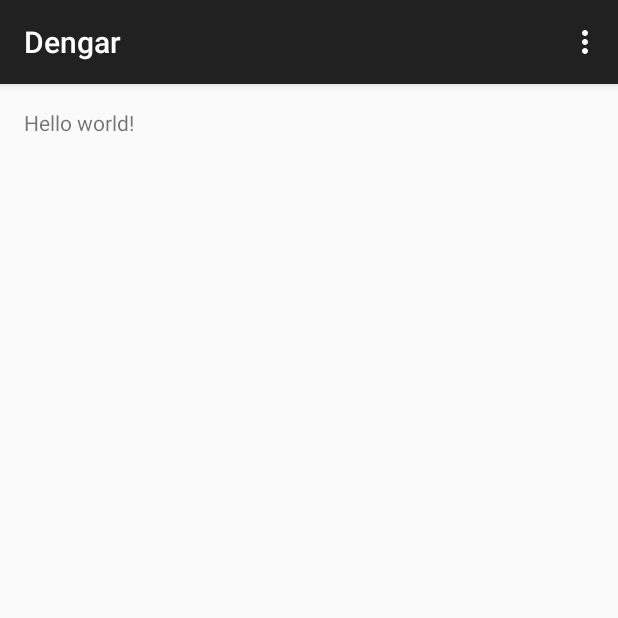
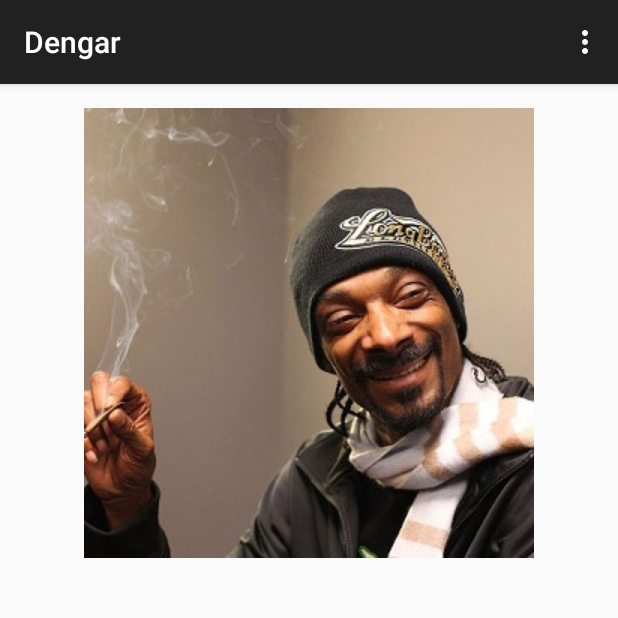
Before and after one commit to hughrawlinson/Dengar, an Android app: the screen it shows after launch (MainActivity), on a phone screen of 412 x 824 dp, the top half of it. Run offline under Robolectric (Android 15) with nearby library versions, the light colour scheme and no system bars.

Commit message:
added snoopdog

```diff
--- a/app/src/main/java/me/hughrawlinson/dengar/MainActivity.java
+++ b/app/src/main/java/me/hughrawlinson/dengar/MainActivity.java
@@ -2,18 +2,23 @@ package me.hughrawlinson.dengar;
 
 import android.support.v7.app.ActionBarActivity;
 import android.os.Bundle;
+import android.util.Log;
+import android.view.View;
 import android.view.Menu;
 import android.view.MenuItem;
+import android.media.MediaPlayer;
 
 
 public class MainActivity extends ActionBarActivity {
+    private static final String TAG = "MyActivity";
+    MediaPlayer mediaPlayer;
 
     @Override
     protected void onCreate(Bundle savedInstanceState) {
         super.onCreate(savedInstanceState);
         setContentView(R.layout.activity_main);
+        this.mediaPlayer = MediaPlayer.create(getApplicationContext(), R.raw.swed);
     }
-
 
     @Override
     public boolean onCreateOptionsMenu(Menu menu) {
@@ -36,4 +41,10 @@ public class MainActivity extends ActionBarActivity {
 
         return super.onOptionsItemSelected(item);
     }
+
+    public void playSmokeWeed(View view){
+        Log.v(TAG, "Smoking Weed Every Day...");
+        mediaPlayer.start();
+        Log.v(TAG, "Smoked Weed Every Day! :D");
+    }
 }
--- a/app/src/main/res/layout/activity_main.xml
+++ b/app/src/main/res/layout/activity_main.xml
@@ -1,11 +1,14 @@
-<RelativeLayout xmlns:android="http://schemas.android.com/apk/res/android"
+<LinearLayout xmlns:android="http://schemas.android.com/apk/res/android"
     xmlns:tools="http://schemas.android.com/tools" android:layout_width="match_parent"
     android:layout_height="match_parent" android:paddingLeft="@dimen/activity_horizontal_margin"
     android:paddingRight="@dimen/activity_horizontal_margin"
     android:paddingTop="@dimen/activity_vertical_margin"
-    android:paddingBottom="@dimen/activity_vertical_margin" tools:context=".MainActivity">
-
-    <TextView android:text="@string/hello_world" android:layout_width="wrap_content"
-        android:layout_height="wrap_content" />
-
-</RelativeLayout>
+    android:paddingBottom="@dimen/activity_vertical_margin" tools:context=".MainActivity"
+    android:gravity="center_horizontal">
+    <ImageView
+        android:id="@+id/imageView1"
+        android:layout_width="wrap_content"
+        android:layout_height="wrap_content"
+        android:src="@drawable/sd"
+        android:onClick="playSmokeWeed" />
+</LinearLayout>
```
Also changed, not shown: app/src/main/res/drawable/sd.jpg (added), 1 other file.
